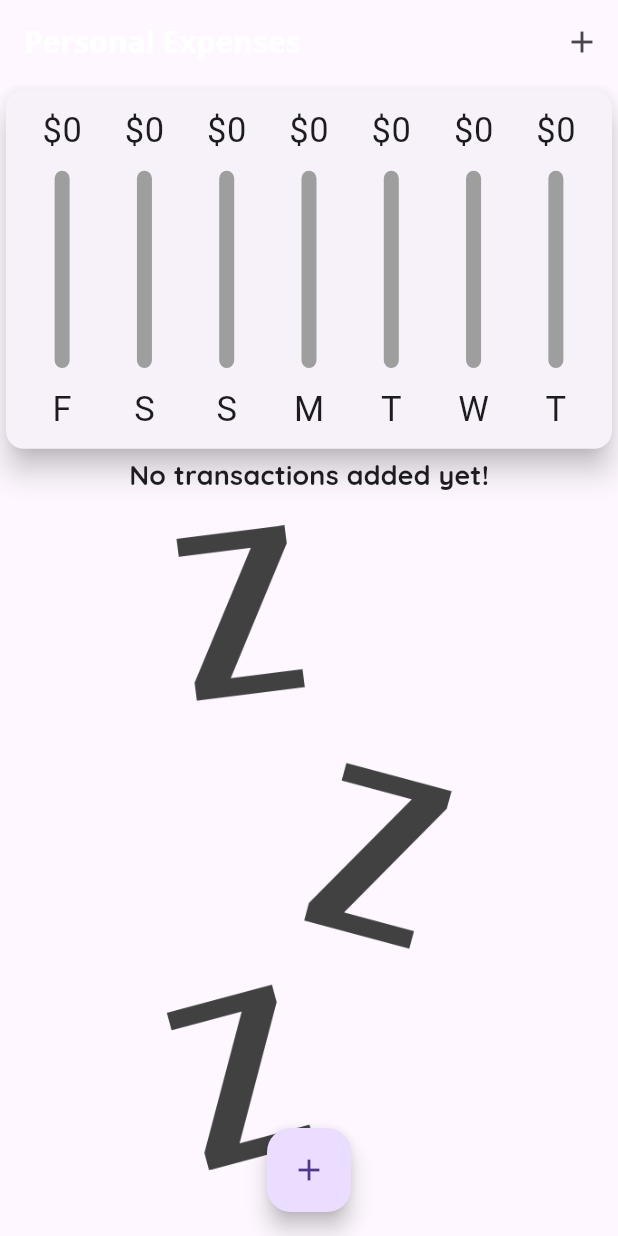
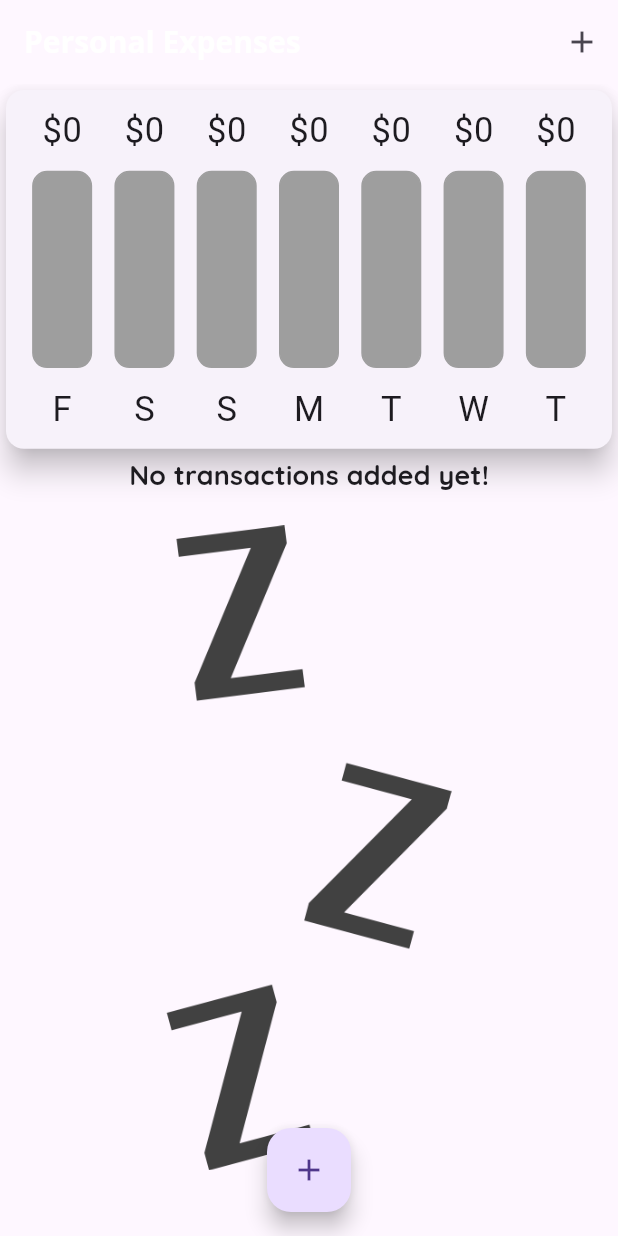
Before and after one commit to darbazrasul/xarje_app, a Flutter app: the screen it shows after launch, on a phone screen of 412 x 824 dp. Run offline on Flutter 3.47's test engine with Material 3 defaults, Android fonts, the phone set to English and light mode, and no system bars.

Commit message:
adding anmations

```diff
--- a/lib/widgets/chart_bar.dart
+++ b/lib/widgets/chart_bar.dart
@@ -23,7 +23,7 @@ class ChartBar extends StatelessWidget {
           ),
           Container(
             height: constraints.maxHeight * 0.6,
-            width: 10,
+            width: 40,
             child: Stack(
               children: [
                 Container(
--- a/pubspec.yaml
+++ b/pubspec.yaml
@@ -29,6 +29,7 @@ dependencies:
   # The following adds the Cupertino Icons font to your application.
   # Use with the CupertinoIcons class for iOS style icons.
   cupertino_icons: ^1.0.2
+  lottie: ^3.1.0
 
 dev_dependencies:
   flutter_test:
@@ -48,6 +49,8 @@ flutter:
   # To add assets to your application, add an assets section, like this:
   assets:
     - assets/images/waiting.png
+    - assets/animations/Animation.json
+
   #   - images/a_dot_ham.jpeg
 
   # An image asset can refer to one or more resolution-specific "variants", see
```
Also changed, not shown: assets/animations/Animation.json (added, +1 -0 lines).
